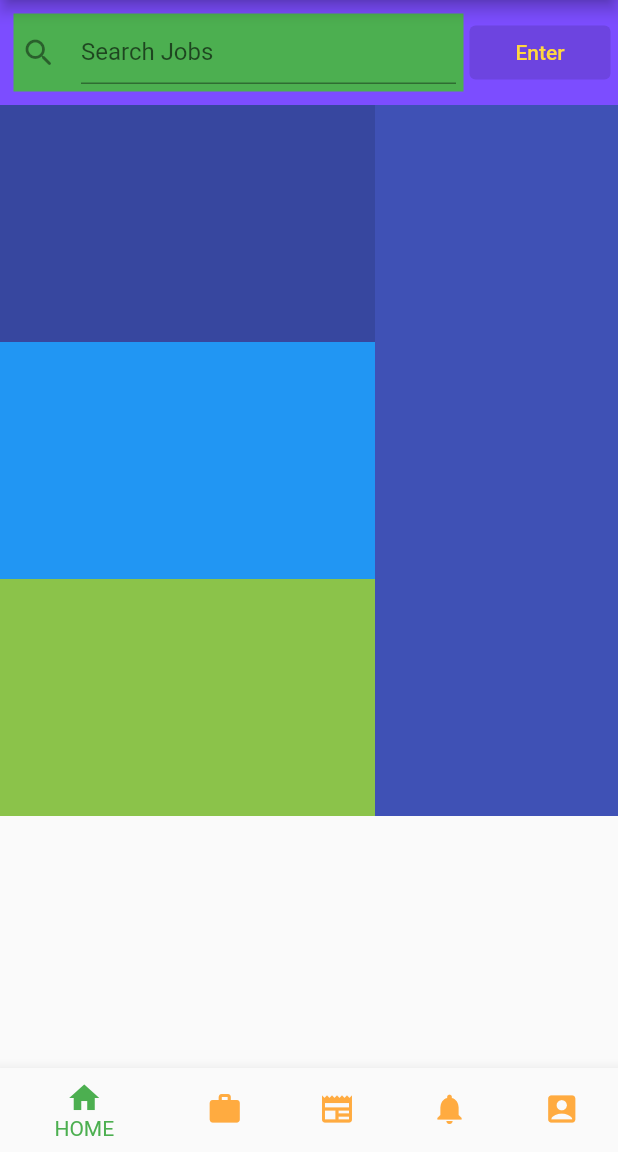
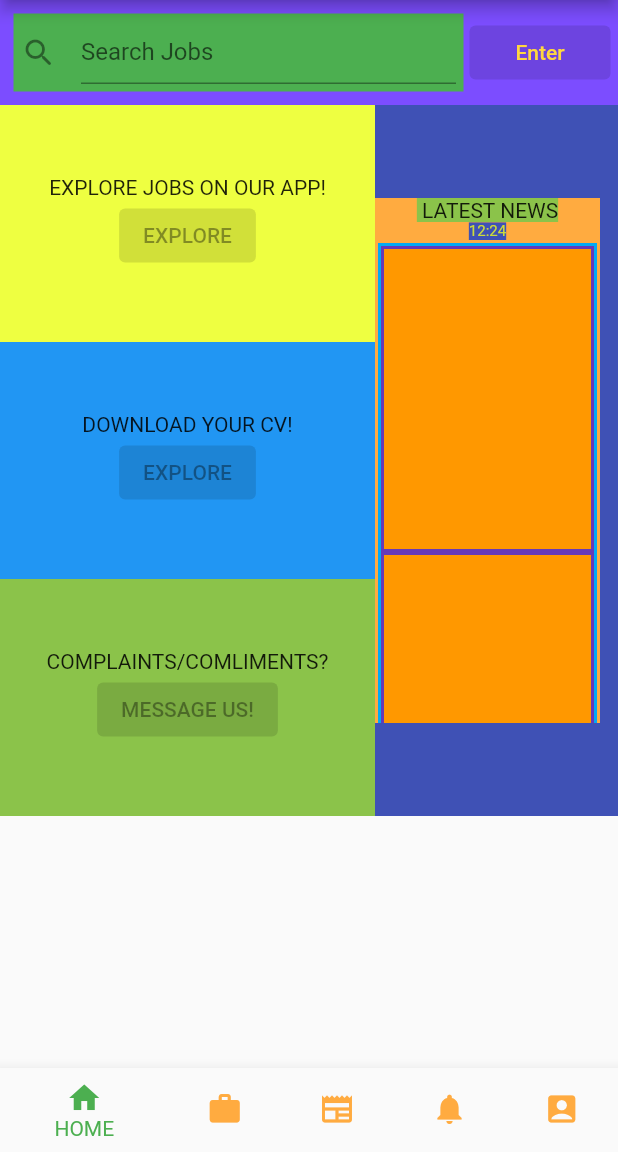
Before and after one commit to Moheane/JobApp, a Flutter app: the screen it shows after launch, on a phone screen of 412 x 824 dp, the part 84-1236 px from its top. Run offline on Flutter 3.47's test engine with Material 2 defaults, Android fonts, the phone set to English and light mode, and no system bars.

Commit message:
added side news bar

```diff
--- a/lib/screens/home.dart
+++ b/lib/screens/home.dart
@@ -25,7 +25,6 @@ class _HomeState extends State<Home> {
         child:
         Row(
 
-        mainAxisAlignment: MainAxisAlignment.spaceBetween,
         children: [
 
 
@@ -81,8 +80,6 @@ class _HomeState extends State<Home> {
         color: Colors.indigo,
             child:
             Row(
-              verticalDirection: VerticalDirection.down,
-              mainAxisSize: MainAxisSize.max,
 
               children: [
 
@@ -94,21 +91,123 @@ class _HomeState extends State<Home> {
                     children: [
                       Container(
                         height: 158,
-                        color: Colors.black12,
+                        color: Colors.limeAccent,
+                        child:
+                        Center(
+                          child:
+                          Column(
+                            mainAxisAlignment: MainAxisAlignment.center,
+                          children: const [
+                            Text('EXPLORE JOBS ON OUR APP!'),
+                            ElevatedButton(onPressed: null, child: Text('EXPLORE'))
+                          ],
+                        ),
+                        )
                       ),Container(
                         height: 158,
                         color: Colors.blue,
+
+                        child:
+                        Center(
+                          child:
+                          Column(
+                            mainAxisAlignment: MainAxisAlignment.center,
+                          children: const [
+                            Text('DOWNLOAD YOUR CV!'),
+                            ElevatedButton(onPressed: null, child: Text('EXPLORE'))
+                          ],
+                        ),
+                        ),
                       )
                       ,Container(
                         height: 158,
                         color: Colors.lightGreen,
+                        child:
+                        Center(
+                          child:
+                          Column(
+                            mainAxisAlignment: MainAxisAlignment.center,
+                          children: const [
+                            Text('COMPLAINTS/COMLIMENTS?'),
+                            ElevatedButton(onPressed: null, child: Text('MESSAGE US!'))
+                          ],
+                        ),
+                        ),
                       )
                     ],
                   ),
                 ),
                 Container(
                   color: Colors.orangeAccent,
-                   height: 200,
+                   height: 350,
+                   width: 150,
+
+                     child:   ListView(
+                       children: [
+                         Column(
+
+                       children: const [
+                          Text(' LATEST NEWS', style: TextStyle(backgroundColor: Colors.lightGreen)),
+
+                            Text('12:24', textAlign: TextAlign.end, style: TextStyle(color: Colors.lime ,backgroundColor: Colors.indigo, fontSize: 10)),
+
+                         ],
+                     ),
+
+                     Container(
+
+                       color: Colors.lightBlue,
+                       margin: const EdgeInsets.all(2.0),
+
+                       child: SingleChildScrollView(
+
+                         child: Column(
+                           children: [
+                            Container(
+
+                       color: Colors.deepPurple,
+                       margin: const EdgeInsets.all(2.0),
+
+                       child: SingleChildScrollView(
+
+                         child: Column(
+                           children: [
+                            Container(
+                              margin: const EdgeInsets.all(2),
+                              height: 200,
+                              color: Colors.orange,
+                            ),Container(
+                              height: 200,
+                                                            margin: const EdgeInsets.all(2),
+
+                              color: Colors.orange,
+                            ),
+                            Container(
+                              height: 200,
+                                                            margin: const EdgeInsets.all(2),
+
+                              color: Colors.orange,
+                            )
+                           ],
+                         ),
+                       ),
+                      //  decoration: const BoxDecoration(
+                      //    shape: BoxShape.rectangle
+                      //  ),
+                     ),
+
+
+                           ],
+                         ),
+                       ),
+                      //  decoration: const BoxDecoration(
+                      //    shape: BoxShape.rectangle
+                      //  ),
+                     ),
+
+                       ],
+                     )
+
                 )
               ],
 
@@ -119,4 +218,6 @@ class _HomeState extends State<Home> {
       );
 
   }
+
+
 }
```
Also changed, not shown: flutter_01.png (added).
